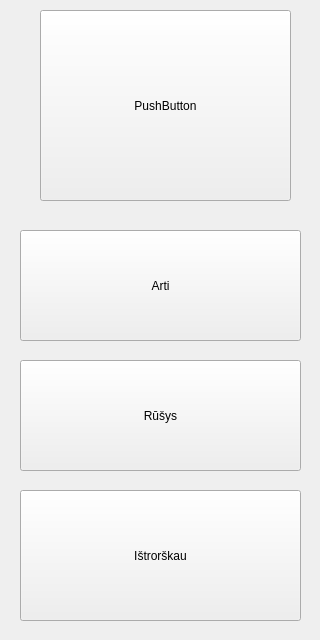
Before: the Qt Designer form nokia/AlausRadaras/alausradaras.ui in vincnetas/alaus-radaras, drawn with Qt 5.
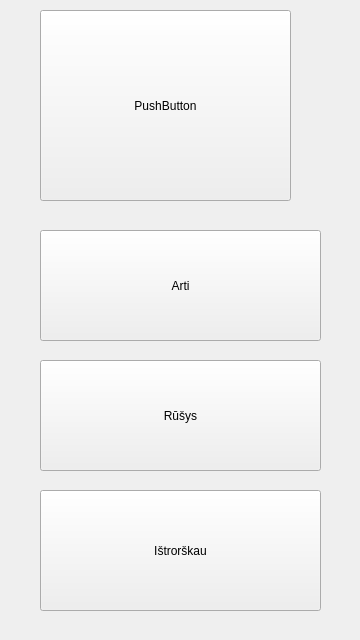
After: the same form once the commit is applied. Icons and pictures are not drawn.

```diff
--- a/nokia/AlausRadaras/alausradaras.ui
+++ b/nokia/AlausRadaras/alausradaras.ui
@@ -6,7 +6,7 @@
    <rect>
     <x>0</x>
     <y>0</y>
-    <width>320</width>
+    <width>360</width>
     <height>640</height>
    </rect>
   </property>
@@ -20,7 +20,7 @@
    <widget class="QPushButton" name="btnNear">
     <property name="geometry">
      <rect>
-      <x>20</x>
+      <x>40</x>
       <y>230</y>
       <width>281</width>
       <height>111</height>
@@ -36,7 +36,7 @@
    <widget class="QPushButton" name="btnBrands">
     <property name="geometry">
      <rect>
-      <x>20</x>
+      <x>40</x>
       <y>360</y>
       <width>281</width>
       <height>111</height>
@@ -52,10 +52,10 @@
    <widget class="QPushButton" name="btnLucky">
     <property name="geometry">
      <rect>
-      <x>20</x>
+      <x>40</x>
       <y>490</y>
       <width>281</width>
-      <height>131</height>
+      <height>121</height>
      </rect>
     </property>
     <property name="styleSheet">
```
